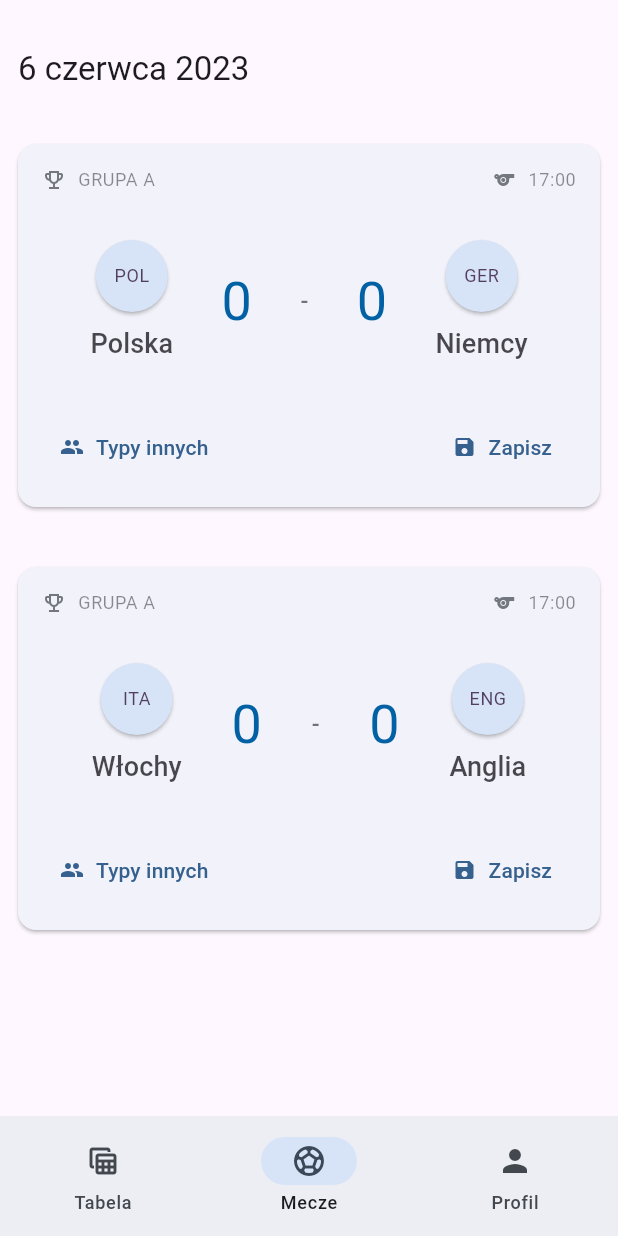
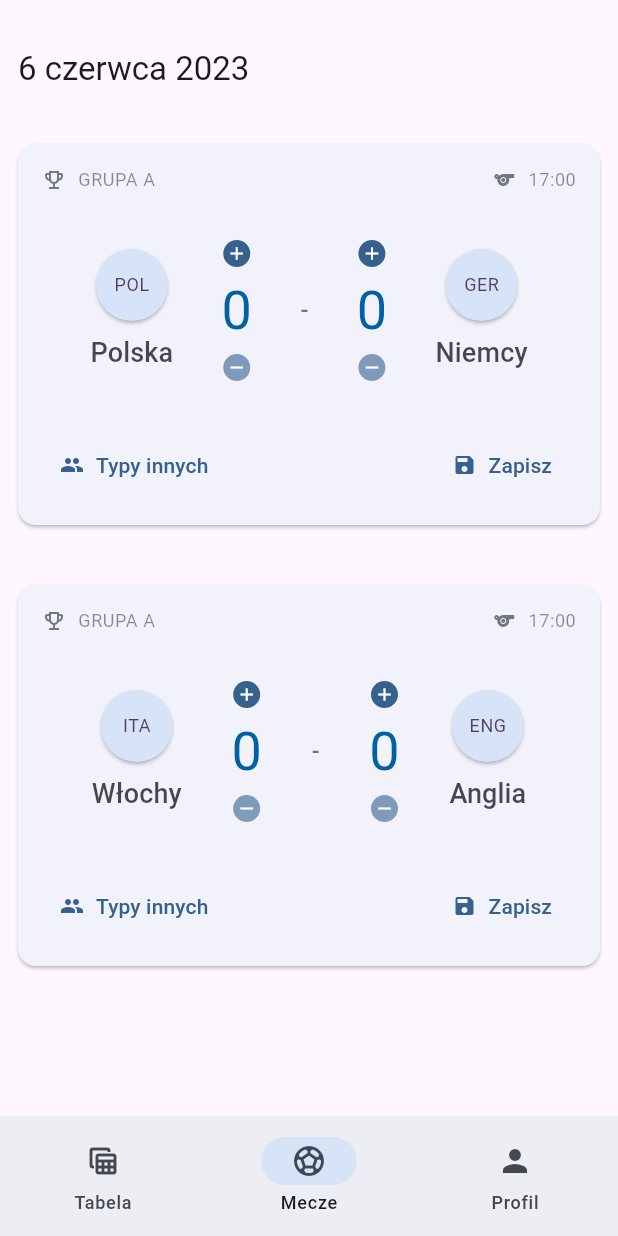
Before and after one commit to krzysztuf/offside, a Flutter app: the screen it shows after launch, item 2 of the bottom bar chosen, on a phone screen of 412 x 824 dp. Run offline on Flutter 3.47's test engine with Material 3 defaults, Android fonts, the light colour scheme and no system bars; our stand-ins replace chopper, flutter_riverpod, freezed_annotation, gap, get_it, go_router and 6 more; missing offline and left inert: bottom_sheet; generated files the repository leaves out were written again.

Commit message:
Added CircleButton and updated ScoreInput

```diff
--- a/lib/presentation/pages/home_page/matches_sub_page/score_input.dart
+++ b/lib/presentation/pages/home_page/matches_sub_page/score_input.dart
@@ -1,6 +1,9 @@
 import 'package:flutter/material.dart';
 import 'package:flutter_riverpod/flutter_riverpod.dart';
+import 'package:gap/gap.dart';
 import 'package:offside/presentation/theme/theme_extensions.dart';
+import 'package:offside/presentation/theme/widgets/circle_button.dart';
+import 'package:offside/presentation/widgets/enabled.dart';
 
 class ScoreInput extends ConsumerStatefulWidget {
   const ScoreInput({super.key});
@@ -10,6 +13,8 @@ class ScoreInput extends ConsumerStatefulWidget {
 }
 
 class _ScoreInputState extends ConsumerState<ScoreInput> {
+  var value = 0;
+
   late final TextEditingController controller;
 
   @override
@@ -26,9 +31,38 @@ class _ScoreInputState extends ConsumerState<ScoreInput> {
 
   @override
   Widget build(BuildContext context) {
-    return Text(
-      '0',
-      style: Theme.of(context).widgets.scoreInput.textTheme,
+    return Column(
+      children: [
+        CircleButton(
+          icon: Icons.add,
+          size: 18,
+          onPressed: increment,
+        ),
+        const Gap(8),
+        Text(
+          '$value',
+          style: Theme.of(context).widgets.scoreInput.textTheme,
+        ),
+        const Gap(8),
+        Enabled(
+          when: value > 0,
+          child: CircleButton(
+            icon: Icons.remove,
+            size: 18,
+            onPressed: decrement,
+          ),
+        ),
+      ],
     );
   }
+
+  void increment() {
+    setState(() => value++);
+  }
+
+  void decrement() {
+    if (value > 0) {
+      setState(() => value--);
+    }
+  }
 }
--- /dev/null
+++ b/lib/presentation/theme/widgets/circle_button.dart
@@ -0,0 +1,29 @@
+import 'package:flutter/material.dart';
+
+class CircleButton extends StatelessWidget {
+  final Function() onPressed;
+  final double size;
+  final IconData icon;
+
+  const CircleButton({
+    super.key,
+    this.size = 20,
+    required this.icon,
+    required this.onPressed,
+  });
+
+  @override
+  Widget build(BuildContext context) {
+    return SizedBox.square(
+      dimension: size,
+      child: FilledButton(
+        style: FilledButton.styleFrom(padding: EdgeInsets.zero),
+        onPressed: onPressed,
+        child: Icon(
+          icon,
+          size: 14,
+        ),
+      ),
+    );
+  }
+}
```
